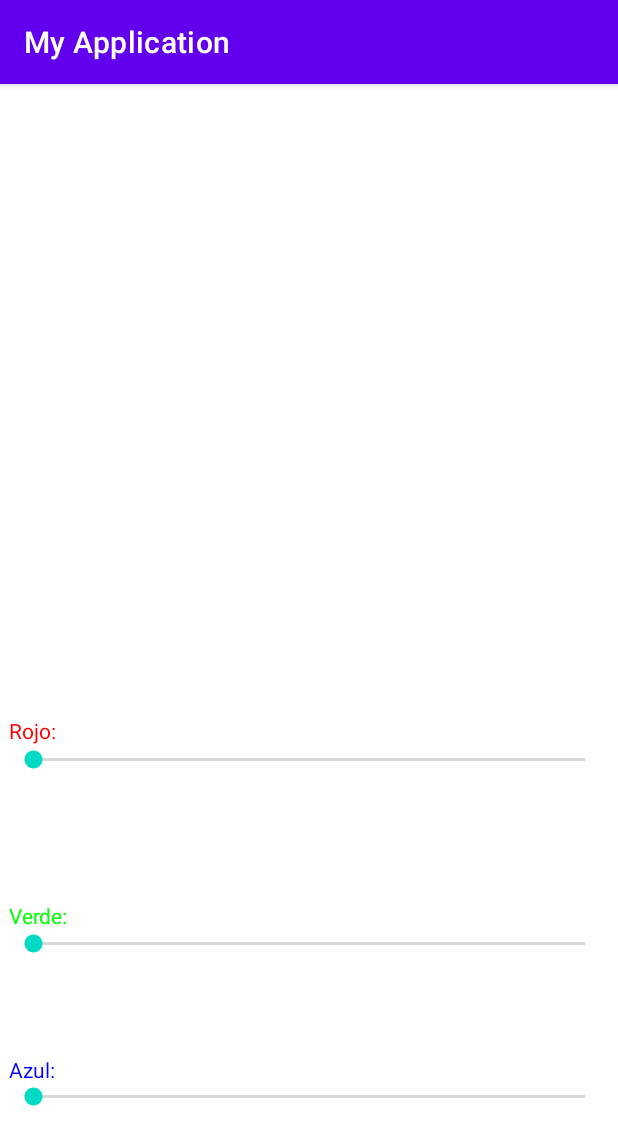
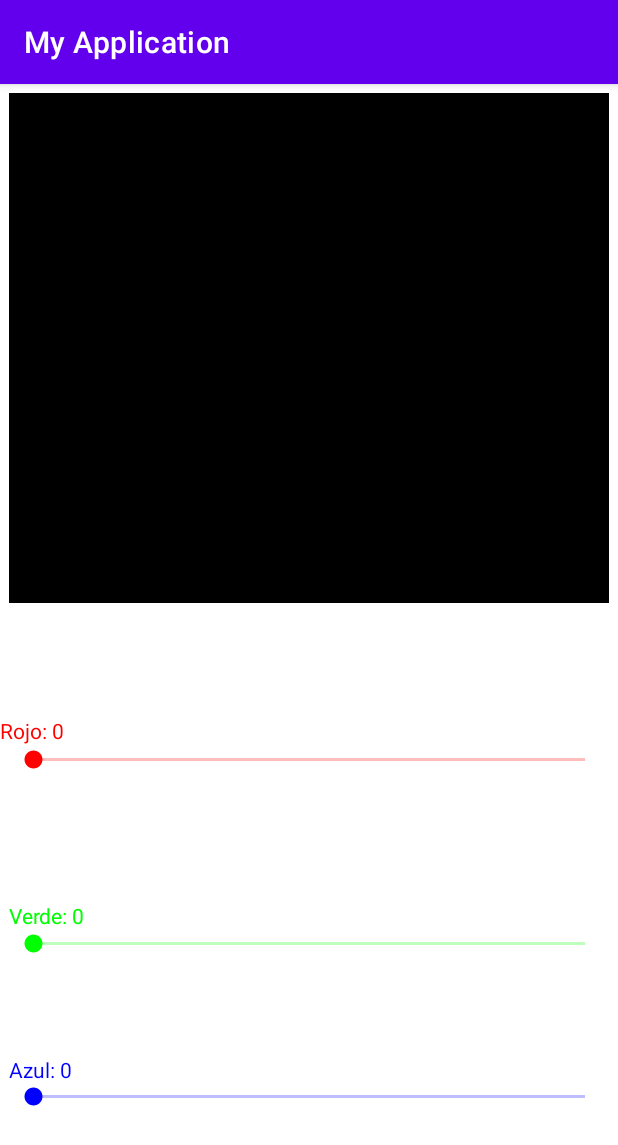
Before and after one commit to pgarman608/PMDM, an Android app: the screen it shows after launch (MainActivity), on a phone screen of 412 x 824 dp. Shown: the top 1145 px of the screen. Run offline under Robolectric (Android 15) with nearby library versions, the phone set to English and light mode, and no system bars.

Commit message:
Actividad terminada v1

```diff
--- a/Tema1/app/src/main/java/com/example/myapplication/MainActivity.java
+++ b/Tema1/app/src/main/java/com/example/myapplication/MainActivity.java
@@ -2,25 +2,119 @@ package com.example.myapplication;
 
 import androidx.appcompat.app.AppCompatActivity;
 
+import android.graphics.Color;
+import android.graphics.PorterDuff;
 import android.os.Bundle;
 import android.widget.SeekBar;
 import android.widget.TextView;
 
 public class MainActivity extends AppCompatActivity {
-
+    private TextView cColor;
+    private TextView tvRed;
+    private TextView tvGreen;
+    private TextView tvBlue;
+    private SeekBar sbRed;
+    private SeekBar sbGreen;
+    private SeekBar sbBlue;
     @Override
     protected void onCreate(Bundle savedInstanceState) {
         super.onCreate(savedInstanceState);
         setContentView(R.layout.activity_main);
+        cColor = (TextView) findViewById(R.id.tvChangeColor);
+        tvRed = (TextView) findViewById(R.id.tvRed);
+        tvGreen = (TextView) findViewById(R.id.tvGreen);
+        tvBlue = (TextView) findViewById(R.id.tvBlue);
 
-        TextView cColor = (TextView) findViewById(R.id.tvChangeColor);
-        TextView tvRed = (TextView) findViewById(R.id.tvRed);
-        TextView tvGreen = (TextView) findViewById(R.id.tvGreen);
-        TextView tvBlue = (TextView) findViewById(R.id.tvBlue);
+        sbRed = (SeekBar) findViewById(R.id.sbRed);
+        sbGreen = (SeekBar) findViewById(R.id.sbGreen);
+        sbBlue = (SeekBar) findViewById(R.id.sbBlue);
+        //Este es para cambiar el color al circulo del seekbar
+        sbRed.getThumb().setColorFilter(Color.parseColor("#FF0000"), PorterDuff.Mode.SRC_IN);
+        //Este es para cambiar el color de la barra del seekbar
+        sbRed.getProgressDrawable().setColorFilter(Color.parseColor("#FF0000"), PorterDuff.Mode.SRC_IN);
+        sbGreen.getThumb().setColorFilter(Color.parseColor("#00FF00"), PorterDuff.Mode.SRC_IN);
+        sbGreen.getProgressDrawable().setColorFilter(Color.parseColor("#00FF00"), PorterDuff.Mode.SRC_IN);
+        sbBlue.getThumb().setColorFilter(Color.parseColor("#0000FF"), PorterDuff.Mode.SRC_IN);
+        sbBlue.getProgressDrawable().setColorFilter(Color.parseColor("#0000FF"), PorterDuff.Mode.SRC_IN);
+        sbRed.setMax(255);
+        sbRed.setMin(0);
+        sbGreen.setMax(255);
+        sbGreen.setMin(0);
+        sbBlue.setMax(255);
+        sbBlue.setMin(0);
+        sbRed.setOnSeekBarChangeListener(new SeekBar.OnSeekBarChangeListener() {
+            @Override
+            public void onProgressChanged(SeekBar seekBar, int i, boolean b) {
+                progressColor(seekBar, i, b);
+            }
 
-        SeekBar sbRed = (SeekBar) findViewById(R.id.sbRed);
-        SeekBar sbGreen = (SeekBar) findViewById(R.id.sbGreen);
-        SeekBar sbBlue = (SeekBar) findViewById(R.id.sbBlue);
+            @Override
+            public void onStartTrackingTouch(SeekBar seekBar) {
 
+            }
+
+            @Override
+            public void onStopTrackingTouch(SeekBar seekBar) {
+
+            }
+        });
+        sbGreen.setOnSeekBarChangeListener(new SeekBar.OnSeekBarChangeListener() {
+            @Override
+            public void onProgressChanged(SeekBar seekBar, int i, boolean b) {
+                progressColor(seekBar, i, b);
+            }
+
+            @Override
+            public void onStartTrackingTouch(SeekBar seekBar) {
+
+            }
+
+            @Override
+            public void onStopTrackingTouch(SeekBar seekBar) {
+
+            }
+        });
+        sbBlue.setOnSeekBarChangeListener(new SeekBar.OnSeekBarChangeListener() {
+            @Override
+            public void onProgressChanged(SeekBar seekBar, int i, boolean b) {
+                progressColor(seekBar, i, b);
+            }
+
+            @Override
+            public void onStartTrackingTouch(SeekBar seekBar) {
+
+            }
+
+            @Override
+            public void onStopTrackingTouch(SeekBar seekBar) {
+
+            }
+        });
+    }
+    private int rojo = 0;
+    private int azul = 0;
+    private int verde = 0;
+    private void progressColor(SeekBar seekBar, int i, boolean b){
+
+        switch (seekBar.getId()){
+            case R.id.sbRed:
+                seekBar.setProgress(i);
+                tvRed.setText("Rojo: " + i);
+                rojo = i;
+                cColor.setBackgroundColor(Color.rgb(rojo, azul,verde));
+                break;
+            case R.id.sbBlue:
+                seekBar.setProgress(i);
+                azul = i;
+                tvBlue.setText("Azul: " + i);
+                cColor.setBackgroundColor(Color.rgb(rojo, verde,azul));
+                break;
+            case R.id.sbGreen:
+                seekBar.setProgress(i);
+                verde = i;
+                tvGreen.setText("Green: " + i);
+                cColor.setBackgroundColor(Color.rgb(rojo, verde,azul));
+                break;
+        }
     }
 }
--- a/Tema1/app/src/main/res/layout/activity_main.xml
+++ b/Tema1/app/src/main/res/layout/activity_main.xml
@@ -15,6 +15,7 @@
         android:layout_marginRight="6dp"
         android:layout_marginBottom="75dp"
         android:text=""
+        android:background="#000000"
         app:layout_constraintBottom_toTopOf="@+id/tvRed"
         app:layout_constraintEnd_toEndOf="parent"
         app:layout_constraintHorizontal_bias="1.0"
@@ -72,18 +73,18 @@
         android:layout_width="wrap_content"
         android:layout_height="wrap_content"
         android:layout_marginBottom="104dp"
-        android:text="Rojo:"
+        android:text="Rojo: 0"
         android:textColor="#FF0000"
         app:layout_constraintBottom_toTopOf="@+id/tvGreen"
-        app:layout_constraintStart_toStartOf="@+id/sbRed"
-        app:layout_constraintTop_toBottomOf="@+id/tvChangeColor" />
+        app:layout_constraintTop_toBottomOf="@+id/tvChangeColor"
+        tools:layout_editor_absoluteX="6dp" />
 
     <TextView
         android:id="@+id/tvGreen"
         android:layout_width="wrap_content"
         android:layout_height="wrap_content"
         android:layout_marginBottom="83dp"
-        android:text="Verde:"
+        android:text="Verde: 0"
         android:textColor="#00FF00"
         app:layout_constraintBottom_toTopOf="@+id/tvBlue"
         app:layout_constraintStart_toStartOf="@+id/sbGreen"
@@ -94,10 +95,11 @@
         android:layout_width="wrap_content"
         android:layout_height="wrap_content"
         android:layout_marginBottom="101dp"
-        android:text="Azul:"
+        android:text="Azul: 0"
         android:textColor="#0000FF"
         app:layout_constraintBottom_toBottomOf="parent"
         app:layout_constraintStart_toStartOf="@+id/sbBlue"
         app:layout_constraintTop_toBottomOf="@+id/tvGreen" />
 
+
 </androidx.constraintlayout.widget.ConstraintLayout>
```
Also changed, not shown: Tema1/gradle/wrapper/gradle-wrapper.properties.
